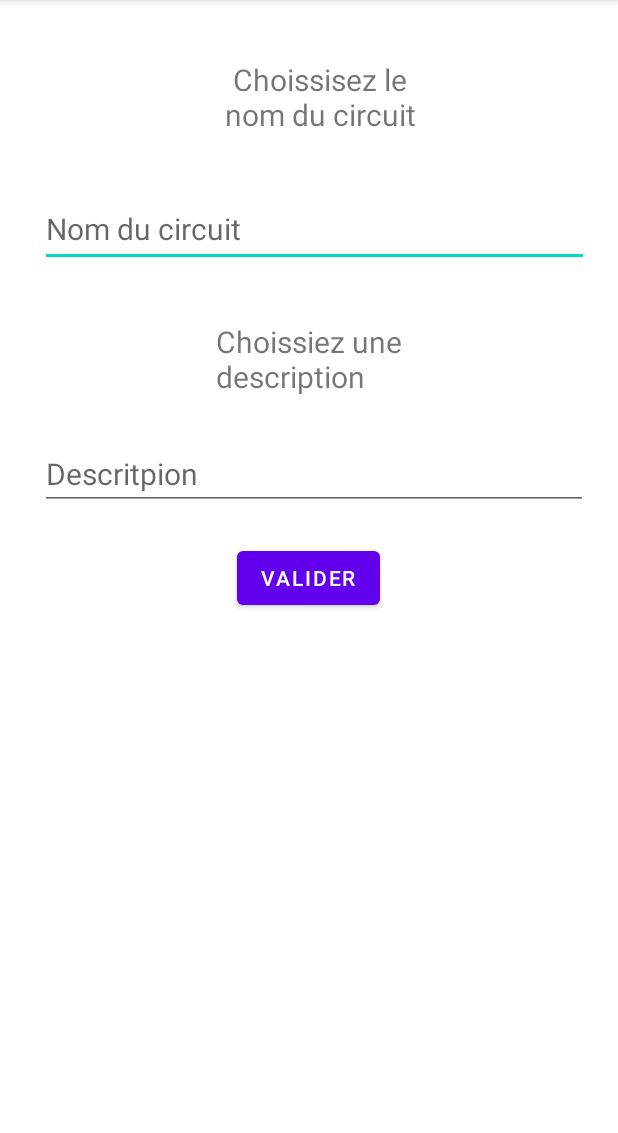
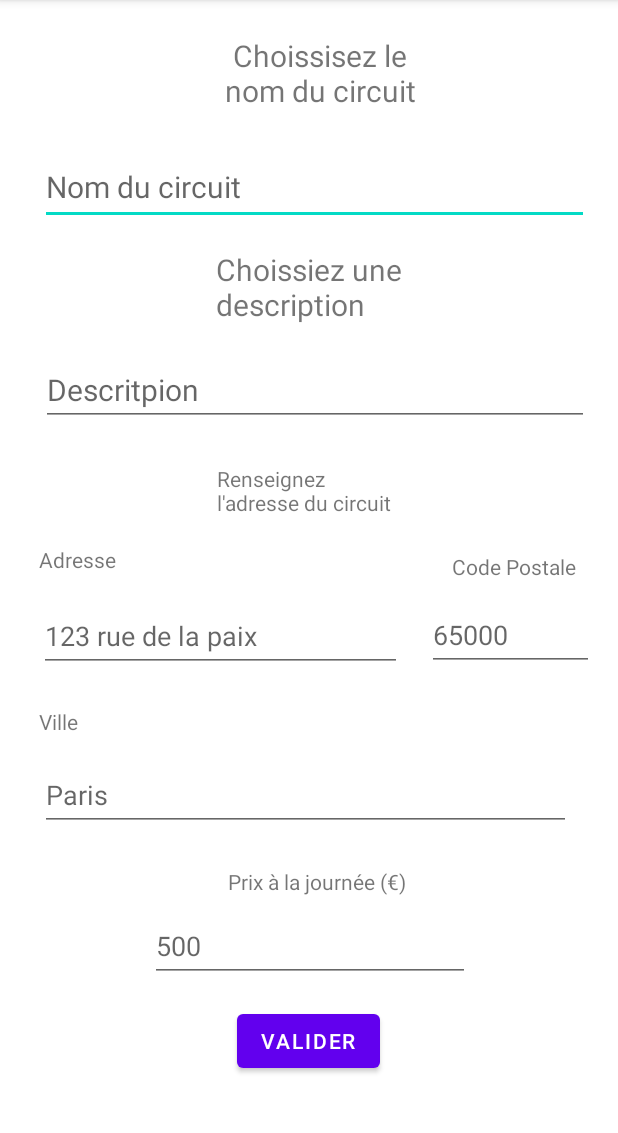
Before and after one commit to AxelSTL/Proj_Mobile_Circuit, an Android app: the AddNameActivity screen opened directly, with no data from a screen before it, on a phone screen of 412 x 824 dp, the part 84-1217 px from its top. Run offline under Robolectric (Android 15) with nearby library versions, the phone set to English and light mode, and no system bars.

Commit message:
Adding price/address in first activity Modifing image cause to a bug

```diff
--- a/app/src/main/java/com/example/book2run/ui/addcircuit/AddImagesActivity.java
+++ b/app/src/main/java/com/example/book2run/ui/addcircuit/AddImagesActivity.java
@@ -16,7 +16,7 @@ import com.example.book2run.R;
 
 public class AddImagesActivity extends AppCompatActivity implements View.OnClickListener{
     private static final int RESULT_LOAD_IMAGE = 1000;
-    String name, description;
+    String name, description, adresse, codePostal, city, price;;
     ImageView image1, image2, image3, image4;
     Button validate;
     int img;
@@ -28,6 +28,9 @@ public class AddImagesActivity extends AppCompatActivity implements View.OnClick
         Intent intent = getIntent();
         name = intent.getStringExtra("name");
         description = intent.getStringExtra("description");
+        adresse = intent.getStringExtra("adresse");
+        codePostal = intent.getStringExtra("codePostal");
+        city = intent.getStringExtra("price");
         TextView topname = findViewById(R.id.addCircuit_name_image_textview);
         topname.setText(name);
 
@@ -62,14 +65,27 @@ public class AddImagesActivity extends AppCompatActivity implements View.OnClick
             case R.id.image4:
                 startActivityForResult(galleryIntent, RESULT_LOAD_IMAGE);
                 img = 4;
+                break;
             case R.id.addcircuitImages_btn:
                 Intent intent = new Intent(AddImagesActivity.this, AddImagesActivity.class);
                 intent.putExtra("name", name);
                 intent.putExtra("description", description);
-                intent.putExtra("image1", image1.getTag().toString());
-                intent.putExtra("image2", image2.getTag().toString());
-                intent.putExtra("image3", image3.getTag().toString());
-                intent.putExtra("image4", image4.getTag().toString());
+                if(image1.getTag() != null){
+                    intent.putExtra("image1", image1.getTag().toString());
+                }
+                if(image2.getTag() != null){
+                    intent.putExtra("image2", image2.getTag().toString());
+                }
+                if(image3.getTag() != null){
+                    intent.putExtra("image3", image3.getTag().toString());
+                }
+                if(image4.getTag() != null){
+                    intent.putExtra("image4", image4.getTag().toString());
+                }
+                intent.putExtra("adresse", adresse);
+                intent.putExtra("codePostal", codePostal);
+                intent.putExtra("city", city);
+                intent.putExtra("price", price);
                 startActivity(intent);
                 break;
         }
--- a/app/src/main/java/com/example/book2run/ui/addcircuit/AddNameActivity.java
+++ b/app/src/main/java/com/example/book2run/ui/addcircuit/AddNameActivity.java
@@ -13,16 +13,26 @@ import com.example.book2run.R;
 
 public class AddNameActivity extends AppCompatActivity {
     Button validate;
-    EditText name;
-    EditText description;
+    EditText name, description, adresse, codePostal, city, price;
     @Override
     protected void onCreate(Bundle savedInstanceState) {
         super.onCreate(savedInstanceState);
         setContentView(R.layout.activity_add_name);
 
         validate = findViewById(R.id.addcircuitTitleDesc_btn);
-        name = findViewById(R.id.addcircuitDesc_input);
-        description = findViewById(R.id.addcircuitName_input);
+        name = findViewById(R.id.addcircuitName_input);
+        description = findViewById(R.id.addcircuitDesc_input);
+        adresse = findViewById(R.id.addcircuitAddress_input);
+        codePostal = findViewById(R.id.addcircuitPostal_input);
+        city = findViewById(R.id.addcircuitCity_input);
+        price = findViewById(R.id.addcircuitPrice_input);
+
+
+
+
+
+
+
         validate.setOnClickListener(new View.OnClickListener() {
             @Override
             public void onClick(View v) {
@@ -31,6 +41,13 @@ public class AddNameActivity extends AppCompatActivity {
                     Intent intent = new Intent(AddNameActivity.this, AddImagesActivity.class);
                     intent.putExtra("name", name.getText().toString());
                     intent.putExtra("description", description.getText().toString());
+                    intent.putExtra("adresse", adresse.getText().toString());
+                    intent.putExtra("codePostal", codePostal.getText().toString());
+                    intent.putExtra("city", city.getText().toString());
+                    intent.putExtra("price", price.getText().toString());
+
+
+
                     startActivity(intent);
                 } else {
                     // faire la snack bar et faire en sorte aussi que le bouton soit pas clickable tant que les conditions ne sont pas remplis
--- a/app/src/main/res/layout/activity_add_images.xml
+++ b/app/src/main/res/layout/activity_add_images.xml
@@ -13,9 +13,13 @@
             android:id="@+id/addcircuitImages_btn"
             android:layout_width="wrap_content"
             android:layout_height="wrap_content"
+            android:layout_marginStart="167dp"
+            android:layout_marginTop="50dp"
+            android:layout_marginEnd="148dp"
             android:text="Valider"
-            tools:layout_editor_absoluteX="167dp"
-            tools:layout_editor_absoluteY="599dp" />
+            app:layout_constraintEnd_toEndOf="parent"
+            app:layout_constraintStart_toStartOf="parent"
+            app:layout_constraintTop_toBottomOf="@+id/image3" />
 
         <TextView
             android:layout_width="410dp"
@@ -41,10 +45,10 @@
             android:id="@+id/image2"
             android:layout_width="182dp"
             android:layout_height="182dp"
-            android:layout_marginStart="228dp"
+            android:layout_marginStart="30dp"
             android:layout_marginTop="76dp"
             android:scaleType="fitXY"
-            app:layout_constraintStart_toStartOf="parent"
+            app:layout_constraintStart_toEndOf="@+id/image1"
             app:layout_constraintTop_toTopOf="parent" />
 
         <ImageView
@@ -52,20 +56,20 @@
             android:layout_width="182dp"
             android:layout_height="182dp"
             android:layout_marginStart="16dp"
-            android:layout_marginTop="324dp"
+            android:layout_marginTop="66dp"
             android:scaleType="fitXY"
             app:layout_constraintStart_toStartOf="parent"
-            app:layout_constraintTop_toTopOf="parent" />
+            app:layout_constraintTop_toBottomOf="@+id/image1" />
 
         <ImageView
             android:id="@+id/image4"
             android:layout_width="182dp"
             android:layout_height="182dp"
-            android:layout_marginStart="228dp"
-            android:layout_marginTop="324dp"
+            android:layout_marginStart="30dp"
+            android:layout_marginTop="66dp"
             android:scaleType="fitXY"
-            app:layout_constraintStart_toStartOf="parent"
-            app:layout_constraintTop_toTopOf="parent" />
+            app:layout_constraintStart_toEndOf="@+id/image3"
+            app:layout_constraintTop_toBottomOf="@+id/image2" />
 
 
     </androidx.constraintlayout.widget.ConstraintLayout>
--- a/app/src/main/res/layout/activity_add_name.xml
+++ b/app/src/main/res/layout/activity_add_name.xml
@@ -1,10 +1,10 @@
 <?xml version="1.0" encoding="utf-8"?>
 <ScrollView xmlns:android="http://schemas.android.com/apk/res/android"
+    xmlns:app="http://schemas.android.com/apk/res-auto"
+    xmlns:tools="http://schemas.android.com/tools"
     android:layout_width="match_parent"
     android:layout_height="match_parent">
-<androidx.constraintlayout.widget.ConstraintLayout xmlns:android="http://schemas.android.com/apk/res/android"
-    xmlns:app="http://schemas.android.com/apk/res-auto"
-    xmlns:tools="http://schemas.android.com/tools"
+<androidx.constraintlayout.widget.ConstraintLayout
     android:layout_width="match_parent"
     android:layout_height="match_parent"
     tools:context=".ui.addcircuit.AddNameActivity">
@@ -14,7 +14,7 @@
         android:layout_width="137dp"
         android:layout_height="66dp"
         android:layout_marginStart="130dp"
-        android:layout_marginTop="32dp"
+        android:layout_marginTop="16dp"
         android:layout_marginEnd="130dp"
         android:gravity="center"
         android:text="Choissisez le nom du circuit"
@@ -30,7 +30,7 @@
         android:layout_width="366dp"
         android:layout_height="50dp"
         android:layout_marginStart="25dp"
-        android:layout_marginTop="128dp"
+        android:layout_marginTop="100dp"
         android:layout_marginEnd="19dp"
         android:hint="Nom du circuit"
         android:singleLine="true"
@@ -43,17 +43,18 @@
     <EditText
         android:id="@+id/addcircuitDesc_input"
         android:layout_width="365dp"
+        android:layout_height="wrap_content"
         android:layout_marginStart="25dp"
-        android:layout_marginTop="292dp"
+        android:layout_marginTop="236dp"
         android:layout_marginEnd="19dp"
+        android:ems="10"
         android:gravity="top"
         android:hint="Descritpion"
-        android:layout_height="wrap_content"
-        android:ems="10"
         android:inputType="textMultiLine"
         android:singleLine="true"
         android:textSize="20sp"
         app:layout_constraintEnd_toEndOf="parent"
+        app:layout_constraintHorizontal_bias="1.0"
         app:layout_constraintStart_toStartOf="parent"
         app:layout_constraintTop_toTopOf="parent" />
 
@@ -62,7 +63,7 @@
         android:layout_width="125dp"
         android:layout_height="58dp"
         android:layout_marginStart="144dp"
-        android:layout_marginTop="36dp"
+        android:layout_marginTop="16dp"
         android:text="Choissiez une description"
         android:textSize="20sp"
         app:layout_constraintStart_toStartOf="parent"
@@ -73,11 +74,110 @@
         android:layout_width="wrap_content"
         android:layout_height="wrap_content"
         android:layout_marginStart="157dp"
-        android:layout_marginTop="21dp"
+        android:layout_marginTop="15dp"
         android:layout_marginEnd="158dp"
         android:text="Valider"
         app:layout_constraintEnd_toEndOf="parent"
         app:layout_constraintStart_toStartOf="parent"
+        app:layout_constraintTop_toBottomOf="@+id/addcircuitPrice_input" />
+
+    <TextView
+        android:id="@+id/addcircuitAddressMaster_view"
+        android:layout_width="130dp"
+        android:layout_height="54dp"
+        android:layout_marginStart="144dp"
+        android:layout_marginTop="25dp"
+        android:layout_marginEnd="137dp"
+        android:text="Renseignez l'adresse du circuit"
+        app:layout_constraintEnd_toEndOf="parent"
+        app:layout_constraintStart_toStartOf="parent"
         app:layout_constraintTop_toBottomOf="@+id/addcircuitDesc_input" />
+
+    <TextView
+        android:id="@+id/addcircuitAddress_view"
+        android:layout_width="65dp"
+        android:layout_height="25dp"
+        android:layout_marginStart="26dp"
+        android:layout_marginTop="79dp"
+        android:text="Adresse"
+        app:layout_constraintStart_toStartOf="parent"
+        app:layout_constraintTop_toBottomOf="@+id/addcircuitDesc_input" />
+
+    <EditText
+        android:id="@+id/addcircuitAddress_input"
+        android:layout_width="242dp"
+        android:layout_height="48dp"
+        android:layout_marginStart="26dp"
+        android:layout_marginTop="11dp"
+        android:hint="123 rue de la paix"
+        app:layout_constraintStart_toStartOf="parent"
+        app:layout_constraintTop_toBottomOf="@+id/addcircuitAddress_view" />
+
+    <EditText
+        android:id="@+id/addcircuitPostal_input"
+        android:layout_width="111dp"
+        android:layout_height="48dp"
+        android:layout_marginTop="12dp"
+        android:layout_marginEnd="16dp"
+        android:hint="65000"
+        android:inputType="number"
+        app:layout_constraintEnd_toEndOf="parent"
+        app:layout_constraintTop_toBottomOf="@+id/addcircuitPostal_view" />
+
+    <EditText
+        android:id="@+id/addcircuitCity_input"
+        android:layout_width="354dp"
+        android:layout_height="48dp"
+        android:layout_marginStart="26dp"
+        android:layout_marginTop="15dp"
+        android:layout_marginEnd="31dp"
+        android:hint="Paris"
+        app:layout_constraintEnd_toEndOf="parent"
+        app:layout_constraintStart_toStartOf="parent"
+        app:layout_constraintTop_toBottomOf="@+id/addcircuitCity_view"></EditText>
+
+    <TextView
+        android:id="@+id/addcircuitPostal_view"
+        android:layout_width="wrap_content"
+        android:layout_height="wrap_content"
+        android:layout_marginTop="84dp"
+        android:layout_marginEnd="28dp"
+        android:text="Code Postale"
+        app:layout_constraintEnd_toEndOf="parent"
+        app:layout_constraintTop_toBottomOf="@+id/addcircuitDesc_input" />
+
+    <TextView
+        android:id="@+id/addcircuitCity_view"
+        android:layout_width="wrap_content"
+        android:layout_height="wrap_content"
+        android:layout_marginStart="26dp"
+        android:layout_marginTop="23dp"
+        android:text="Ville"
+        app:layout_constraintStart_toStartOf="parent"
+        app:layout_constraintTop_toBottomOf="@+id/addcircuitAddress_input" />
+
+    <EditText
+        android:id="@+id/addcircuitPrice_input"
+        android:layout_width="wrap_content"
+        android:layout_height="wrap_content"
+        android:layout_marginStart="100dp"
+        android:layout_marginTop="9dp"
+        android:ems="10"
+        android:hint="500"
+        android:inputType="number"
+        android:minHeight="48dp"
+        app:layout_constraintStart_toStartOf="parent"
+        app:layout_constraintTop_toBottomOf="@+id/addcircuitPrice_view" />
+
+    <TextView
+        android:id="@+id/addcircuitPrice_view"
+        android:layout_width="wrap_content"
+        android:layout_height="wrap_content"
+        android:layout_marginStart="152dp"
+        android:layout_marginTop="24dp"
+        android:text="Prix à la journée (€)"
+        app:layout_constraintStart_toStartOf="parent"
+        app:layout_constraintTop_toBottomOf="@+id/addcircuitCity_input" />
+
 </androidx.constraintlayout.widget.ConstraintLayout>
 </ScrollView>
```
